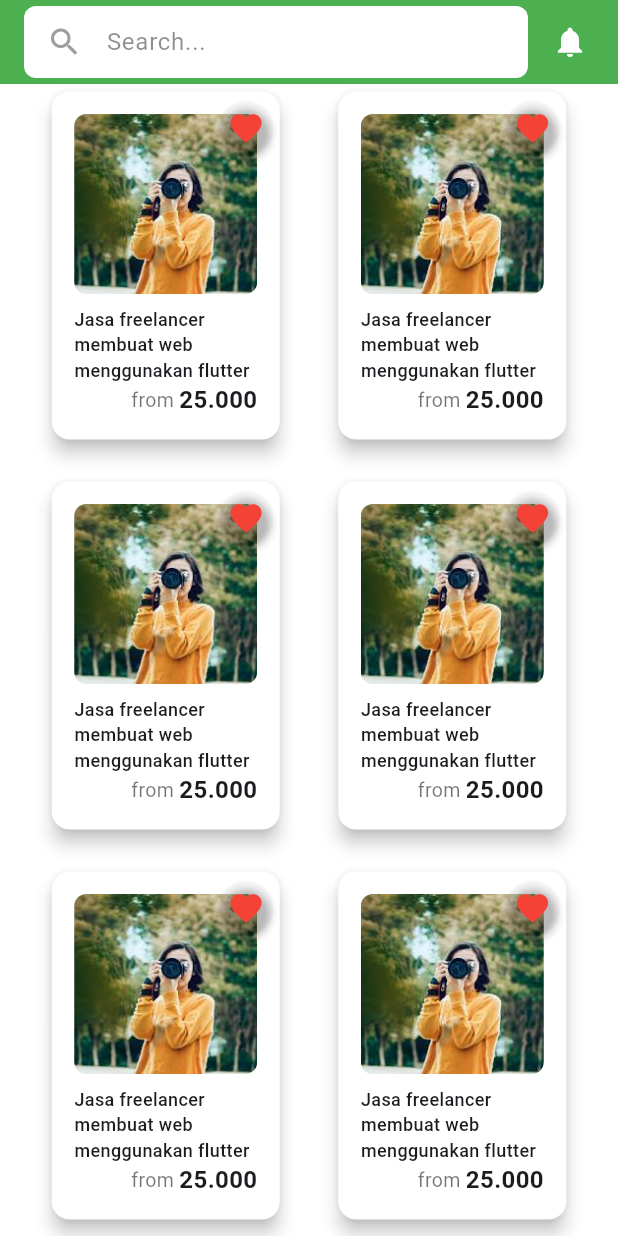
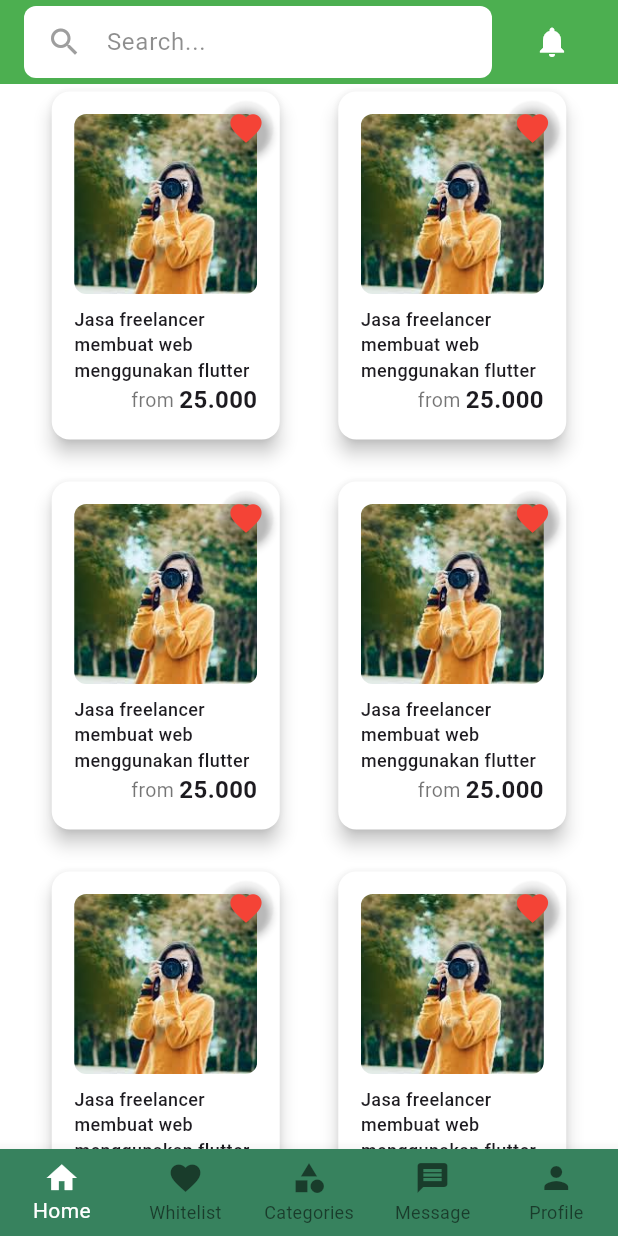
Before and after one commit to NaufalParamaRafif/project-kel-8, a Flutter app: the screen it shows after launch, scrolled down 576 dp, on a phone screen of 412 x 824 dp. Run offline on Flutter 3.47's test engine with Material 3 defaults, Android fonts, the phone set to English and light mode, and no system bars; drawn by our look-alikes of badges; our stand-ins replace flutter_otp_text_field.

Commit message:
Add Bottom Navigation Bar, and Settings the Navigator and add Routes Half of All Pages

```diff
--- a/lib/main.dart
+++ b/lib/main.dart
@@ -1,4 +1,12 @@
 import 'package:flutter/material.dart';
+import 'package:project_kelompok_8/pages/daftar_dengan_email_page.dart';
+import 'package:project_kelompok_8/pages/kode_otp_page.dart';
+import 'package:project_kelompok_8/pages/login_dengan_email_page.dart';
+import 'package:project_kelompok_8/pages/login_page.dart';
+import 'package:project_kelompok_8/pages/main_page.dart';
+import 'package:project_kelompok_8/pages/notifications_page.dart';
+import 'package:project_kelompok_8/pages/profile_screen_page.dart';
+import 'package:project_kelompok_8/pages/seluruh_kategori_page.dart';
 import './pages/home_page.dart';
 
 void main() => runApp(MyApp());
@@ -11,7 +19,18 @@ class MyApp extends StatelessWidget {
       theme: ThemeData(
         scaffoldBackgroundColor: Color.fromARGB(255, 255, 255, 255),
       ),
-      home: HomePage(),
+      initialRoute: MainPage.nameRoute,
+      routes: {
+        MainPage.nameRoute : (context) => MainPage(),
+        HomePage.nameRoute : (context) => HomePage(),
+        DaftarDenganEmailPage.nameRoute : (context) => DaftarDenganEmailPage(),
+        KodeOTPPage.nameRoute : (context) => KodeOTPPage(),
+        LoginDenganEmailPage.nameRoute : (context) => LoginDenganEmailPage(),
+        LoginPage.nameRoute : (context) => LoginPage(),
+        NotificationsPage.nameRoute : (context) => NotificationsPage(),
+        ProfileScreenPage.nameRoute : (context) => ProfileScreenPage(),
+        SeluruhKategoriPage.nameRoute : (context) => SeluruhKategoriPage(),
+      },
     );
   }
 }
--- a/lib/pages/home_page.dart
+++ b/lib/pages/home_page.dart
@@ -1,8 +1,10 @@
 import 'package:flutter/material.dart';
 import './../components/my_recommended_card.dart';
 import '../components/my_card.dart';
+import './notifications_page.dart';
 
 class HomePage extends StatefulWidget {
+  static String nameRoute = '/homepage';
   const HomePage({Key? key});
 
   @override
@@ -44,7 +46,11 @@ class _HomePageState extends State<HomePage> {
           ),
         ),
         actions: [
-          Icon(Icons.notifications, color: Colors.white,),
+          IconButton(onPressed: () {
+              Navigator.pushNamed(context, NotificationsPage.nameRoute);
+            },
+            icon: Icon(Icons.notifications, color: Colors.white,),
+          ),
           SizedBox(width: 20,),
         ],
       ),
--- a/lib/pages/login_dengan_email_page.dart
+++ b/lib/pages/login_dengan_email_page.dart
@@ -1,9 +1,9 @@
 import 'package:flutter/material.dart';
 import './../components/my_buttons.dart';
 import './../components/my_input_text.dart';
-import './../pages/login_page.dart';
 
 class LoginDenganEmailPage extends StatelessWidget {
+  static String nameRoute = '/login/email';
   const LoginDenganEmailPage({super.key});
 
   @override
@@ -18,7 +18,7 @@ class LoginDenganEmailPage extends StatelessWidget {
           padding: const EdgeInsets.all(8.0),
           child: IconButton(
             onPressed: () {
-              Navigator.push(context, MaterialPageRoute(builder: (context) => const LoginPage()),);
+              Navigator.pop(context);
             },
             icon: Icon(
               Icons.arrow_back_rounded,
--- a/lib/pages/login_page.dart
+++ b/lib/pages/login_page.dart
@@ -3,6 +3,7 @@ import './../components/my_buttons.dart';
 import './../pages/daftar_dengan_email_page.dart';
 
 class LoginPage extends StatelessWidget {
+  static String nameRoute = '/login';
   const LoginPage({super.key});
 
   @override
--- /dev/null
+++ b/lib/pages/main_page.dart
@@ -0,0 +1,73 @@
+import 'package:flutter/material.dart';
+import 'package:project_kelompok_8/pages/home_page.dart';
+import 'package:project_kelompok_8/pages/profile_screen_page.dart';
+
+class MainPage extends StatefulWidget {
+  static String nameRoute = '/main';
+  const MainPage({super.key});
+
+  @override
+  State<MainPage> createState() => _MainPageState();
+}
+
+class _MainPageState extends State<MainPage> {
+  int _selectedIndex = 0;
+
+  List<Widget> _widgetOptions = <Widget>[
+    HomePage(),
+    Text(
+      'Index 2: School',
+    ),
+    Text(
+      'Index 2: School',
+    ),
+    Text(
+      'Index 2: School',
+    ),
+    ProfileScreenPage(),
+  ];
+
+  void _onItemTapped(int index) {
+    setState(() {
+      _selectedIndex = index;
+    });
+  }
+
+  @override
+  Widget build(BuildContext context) {
+    return Scaffold(
+      body: Center(
+        child: _widgetOptions.elementAt(_selectedIndex),
+      ),
+      bottomNavigationBar: BottomNavigationBar(
+        items: const <BottomNavigationBarItem>[
+          BottomNavigationBarItem(
+            icon: Icon(Icons.home),
+            label: 'Home',
+          ),
+          BottomNavigationBarItem(
+            icon: Icon(Icons.favorite),
+            label: 'Whitelist',
+          ),
+          BottomNavigationBarItem(
+            icon: Icon(Icons.category),
+            label: 'Categories',
+          ),
+          BottomNavigationBarItem(
+            icon: Icon(Icons.message),
+            label: 'Message',
+          ),
+          BottomNavigationBarItem(
+            icon: Icon(Icons.person),
+            label: 'Profile',
+          ),
+        ],
+        currentIndex: _selectedIndex,
+        selectedItemColor: Colors.white,
+        onTap: _onItemTapped,
+        backgroundColor: Color.fromARGB(255, 55, 130, 94),
+        type : BottomNavigationBarType.fixed,
+      ),
+    );
+  }
+}
--- a/lib/pages/notifications_page.dart
+++ b/lib/pages/notifications_page.dart
@@ -1,6 +1,7 @@
 import 'package:flutter/material.dart';
 
 class NotificationsPage extends StatelessWidget {
+  static String nameRoute = '/notifications';
   const NotificationsPage({super.key});
 
   @override
@@ -11,8 +12,9 @@ class NotificationsPage extends StatelessWidget {
         appBar: AppBar(
           foregroundColor: Colors.white,
           backgroundColor: Color(0xFF33691E),
-          leading:
-              IconButton(onPressed: () {}, icon: Icon(Icons.arrow_back_ios)),
+          leading: IconButton(onPressed: () {
+            Navigator.pop(context);
+          }, icon: Icon(Icons.arrow_back_ios)),
           title: Text("Notifications"),
         ),
         body: Column(
--- a/lib/pages/profile_screen_page.dart
+++ b/lib/pages/profile_screen_page.dart
@@ -1,6 +1,7 @@
 import 'package:flutter/material.dart';
 
 class ProfileScreenPage extends StatelessWidget {
+  static String nameRoute = '/profile';
   const ProfileScreenPage({super.key});
 
   @override
--- a/lib/pages/seluruh_kategori_page.dart
+++ b/lib/pages/seluruh_kategori_page.dart
@@ -1,6 +1,7 @@
 import 'package:flutter/material.dart';
 
 class SeluruhKategoriPage extends StatelessWidget {
+  static String nameRoute = '/seluruhkategori';
   const SeluruhKategoriPage({super.key});
 
   @override
```
Also changed, not shown: lib/components/my_buttons.dart (+6 -4 lines), lib/pages/daftar_dengan_email_page.dart (+5 -5 lines), lib/pages/kode_otp_page.dart (+2 -6 lines), lib/pages/test.dart (added, +80 -0 lines). Lines whose indentation alone changed are shown as unchanged.
